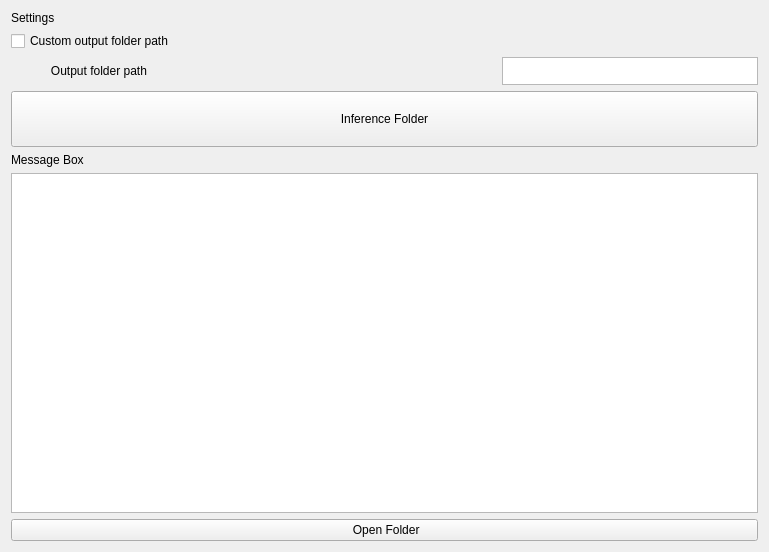
This is src/resources/inference.ui in open-AIMS/reefscan_desktop_data_manager as Qt 5 draws it before an edit. The edited form follows.
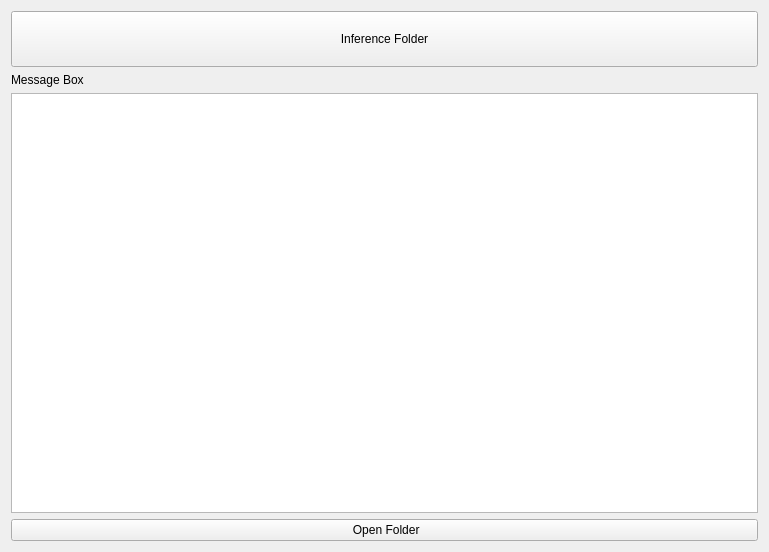
This is the edited form.

Commit message: Remove UI options to customise folder

What changed in the file:
```diff
--- a/src/resources/inference.ui
+++ b/src/resources/inference.ui
@@ -11,7 +11,7 @@
    </rect>
   </property>
   <property name="sizePolicy">
-   <sizepolicy hsizetype="Fixed" vsizetype="Preferred">
+   <sizepolicy hsizetype="Preferred" vsizetype="Preferred">
     <horstretch>0</horstretch>
     <verstretch>0</verstretch>
    </sizepolicy>
@@ -20,21 +20,17 @@
    <string>Form</string>
   </property>
   <layout class="QGridLayout" name="gridLayout">
-   <item row="4" column="0">
-    <widget class="QLabel" name="label">
-     <property name="text">
-      <string>Settings</string>
-     </property>
-    </widget>
-   </item>
-   <item row="6" column="0">
-    <widget class="QLabel" name="label_5">
-     <property name="text">
-      <string>            Output folder path</string>
-     </property>
-    </widget>
-   </item>
    <item row="10" column="0" colspan="2">
+    <widget class="QTextBrowser" name="textBrowser"/>
+   </item>
+   <item row="9" column="0">
+    <widget class="QLabel" name="label_3">
+     <property name="text">
+      <string>Message Box</string>
+     </property>
+    </widget>
+   </item>
+   <item row="7" column="0" colspan="2">
     <widget class="QPushButton" name="btnInferenceFolder">
      <property name="sizePolicy">
       <sizepolicy hsizetype="Minimum" vsizetype="Minimum">
@@ -53,14 +49,7 @@
      </property>
     </widget>
    </item>
-   <item row="12" column="0">
-    <widget class="QLabel" name="label_3">
-     <property name="text">
-      <string>Message Box</string>
-     </property>
-    </widget>
-   </item>
-   <item row="14" column="0" colspan="2">
+   <item row="11" column="0" colspan="2">
     <widget class="QPushButton" name="btnInferenceOpenFolder">
      <property name="sizePolicy">
       <sizepolicy hsizetype="Minimum" vsizetype="Minimum">
@@ -73,29 +62,10 @@
      </property>
     </widget>
    </item>
-   <item row="13" column="0" colspan="2">
-    <widget class="QTextBrowser" name="textBrowser"/>
-   </item>
-   <item row="6" column="1">
-    <widget class="QPlainTextEdit" name="textEditOutputFolder">
-     <property name="sizePolicy">
-      <sizepolicy hsizetype="Fixed" vsizetype="Fixed">
-       <horstretch>0</horstretch>
-       <verstretch>0</verstretch>
-      </sizepolicy>
-     </property>
-     <property name="maximumSize">
-      <size>
-       <width>16777215</width>
-       <height>28</height>
-      </size>
-     </property>
-    </widget>
-   </item>
-   <item row="5" column="0">
-    <widget class="QCheckBox" name="checkBoxOutputFolder">
+   <item row="9" column="1">
+    <widget class="QLabel" name="label">
      <property name="text">
-      <string>Custom output folder path</string>
+      <string/>
      </property>
     </widget>
    </item>
```
The commit also changes 5 other files.
